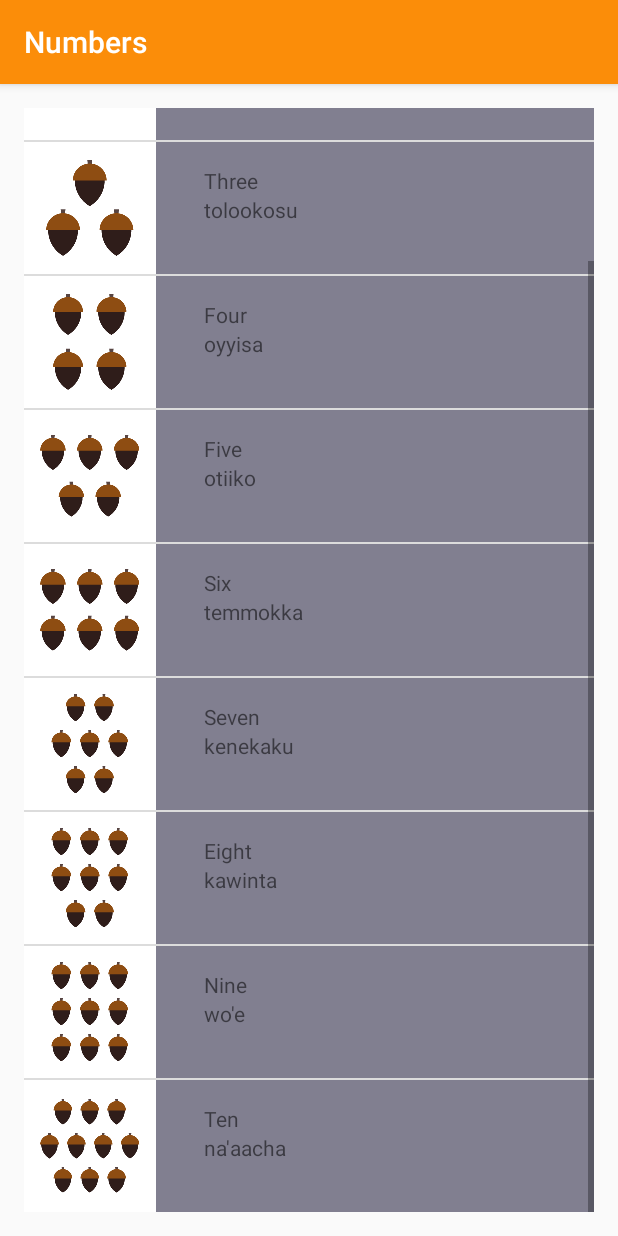
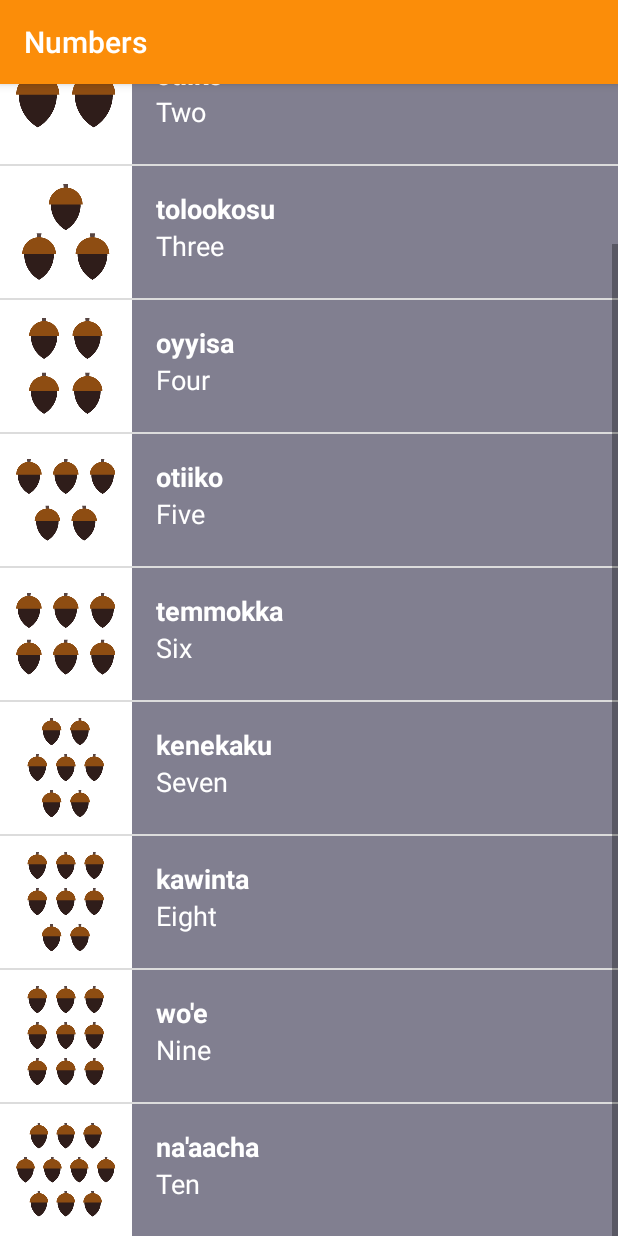
Before and after one commit to dheerajkotwani/MiwokApplication, an Android app: the Numbers screen opened directly, with no data from a screen before it, scrolled down 537 dp, on a phone screen of 412 x 824 dp. Run offline under Robolectric (Android 15) with nearby library versions, the phone set to English and light mode, and no system bars.

Commit message:
Modify number Activity

```diff
--- a/app/src/main/java/project/tronku/miwokapplication/Word.java
+++ b/app/src/main/java/project/tronku/miwokapplication/Word.java
@@ -1,10 +1,12 @@
 package project.tronku.miwokapplication;
 
 public class Word {
-    private Integer mImage;
+    private static final int NO_IMAGE_PROVIDED = -1;
+    private Integer mImage = NO_IMAGE_PROVIDED;
     private Integer TextLinearLayout;
     private String mDefaultTranslation;
     private String mMiwokTranslation;
+
 
     public Word(String defaultTranslation, String miwokTranslation, Integer image, Integer backgroundColor){
         mImage = image;
@@ -22,5 +24,8 @@ public class Word {
         return mImage;
     }
     public Integer getBackground(){ return TextLinearLayout; }
+    public boolean hasImage(){
+        return mImage != NO_IMAGE_PROVIDED;
+    }
 
 }
--- a/app/src/main/java/project/tronku/miwokapplication/WordAdapter.java
+++ b/app/src/main/java/project/tronku/miwokapplication/WordAdapter.java
@@ -38,7 +38,12 @@ public class WordAdapter extends ArrayAdapter<Word> {
         background.setBackgroundColor(currentWord.getBackground());
 
         ImageView image=(ImageView) listItemView.findViewById(R.id.list_image);
+        if(currentWord.hasImage()){
         image.setImageResource(currentWord.getImage());
+        image.setVisibility(View.VISIBLE);}
+        else{
+            image.setVisibility(View.GONE);
+        }
 
         TextView english= (TextView) listItemView.findViewById(R.id.english);
         english.setText(currentWord.getDefaultTranslation());
--- a/app/src/main/res/layout/activity_numbers.xml
+++ b/app/src/main/res/layout/activity_numbers.xml
@@ -7,7 +7,7 @@
     tools:context=".Numbers"
     android:id="@+id/list"
     android:orientation="vertical"
-    android:padding="16dp"
+
 
     >
 
--- a/app/src/main/res/layout/list_layout.xml
+++ b/app/src/main/res/layout/list_layout.xml
@@ -12,7 +12,6 @@
         android:layout_width="88dp"
         android:layout_height="88dp"
         android:id="@+id/list_image"
-        android:layout_marginRight="16dp"
         android:background="#fff"
         />
     <LinearLayout
@@ -21,18 +20,22 @@
         android:orientation="vertical"
         android:padding="16dp"
         >
+        <TextView
+            android:id="@+id/miwok"
+            android:layout_width="match_parent"
+            android:layout_height="wrap_content"
+            android:textAppearance="?android:textAppearanceMedium"
+            android:textColor="@android:color/white"
+            android:textStyle="bold"
+            />
     <TextView
         android:id="@+id/english"
         android:layout_width="match_parent"
         android:layout_height="wrap_content"
+        android:textAppearance="?android:textAppearanceMedium"
+        android:textColor="@android:color/white"
+        />
 
-        />
-    <TextView
-        android:id="@+id/miwok"
-        android:layout_width="match_parent"
-        android:layout_height="wrap_content"
-
-        />
     </LinearLayout>
 
 </LinearLayout>
```
Also changed, not shown: app/src/main/res/layout/activity_main.xml (+4 -4 lines).
